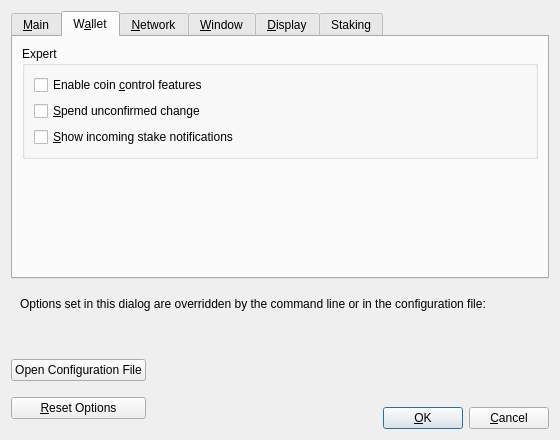
Qt form src/qt/forms/optionsdialog.ui (ghost-coin/ghost-legacy) before a commit.
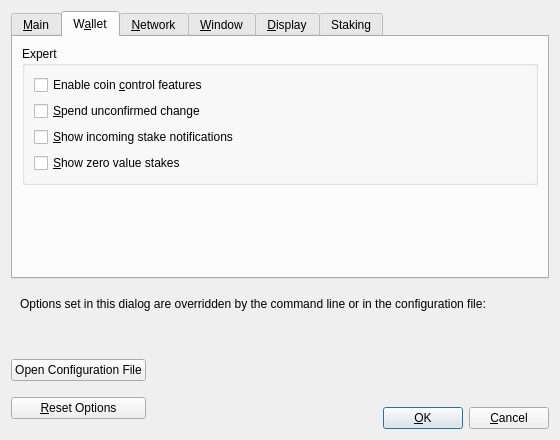
The same form after that commit. The open tabs and pages were chosen to show the change. Custom widgets are drawn as their Qt base class.

Commit message: Add QT option to hide zero value coinstake transactions.

What changed in the file:
```diff
--- a/src/qt/forms/optionsdialog.ui
+++ b/src/qt/forms/optionsdialog.ui
@@ -236,6 +236,16 @@
             </property>
            </widget>
           </item>
+          <item>
+           <widget class="QCheckBox" name="showZeroValueCoinstakes">
+            <property name="toolTip">
+             <string>Display zero value stake transactions.</string>
+            </property>
+            <property name="text">
+             <string>&amp;Show zero value stakes</string>
+            </property>
+           </widget>
+          </item>
          </layout>
         </widget>
        </item>
```
The commit also changes 12 other files.
